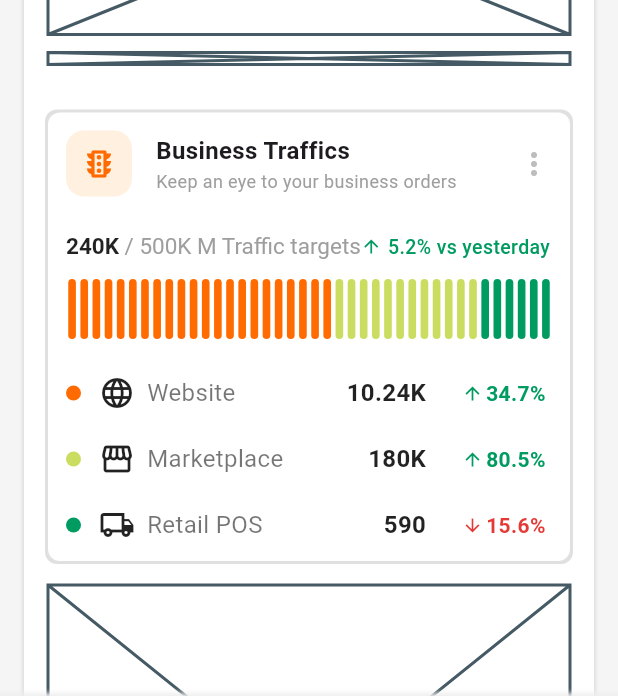
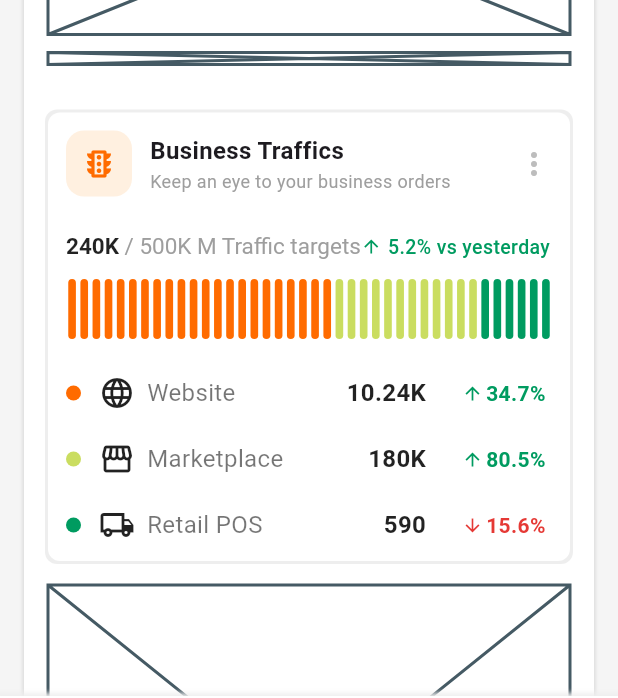
Before and after one commit to JAICHANGPARK/flutter_notebook_chapter_49, a Flutter app: the BusinessMainPage screen opened directly, on a phone screen of 412 x 824 dp. Shown: the part 390-1088 px from the top of the screen. Run offline on Flutter 3.47's test engine with Material 3 defaults, Android fonts, the phone set to English and light mode, and no system bars; our stand-ins replace dots_indicator, gap, google_fonts.

Commit message:
Update business_traffic_card_widget.dart

```diff
--- a/lib/ep2467_business_control_center_app/ui/business_traffic_card_widget.dart
+++ b/lib/ep2467_business_control_center_app/ui/business_traffic_card_widget.dart
@@ -10,14 +10,14 @@ class BusinessTrafficCardWidget extends StatelessWidget {
       decoration: BoxDecoration(
         color: Colors.white,
         borderRadius: BorderRadius.circular(8),
-        boxShadow: [BoxShadow(color: Colors.grey[300]!,
+        boxShadow: [BoxShadow(color: Colors.grey[200]!,
         spreadRadius: 2)],
       ),
       padding: EdgeInsets.all(12),
       child: Column(
         children: [
           Row(
-            spacing: 16,
+            spacing: 12,
             children: [
               Container(
                 padding: EdgeInsets.all(10),
```
